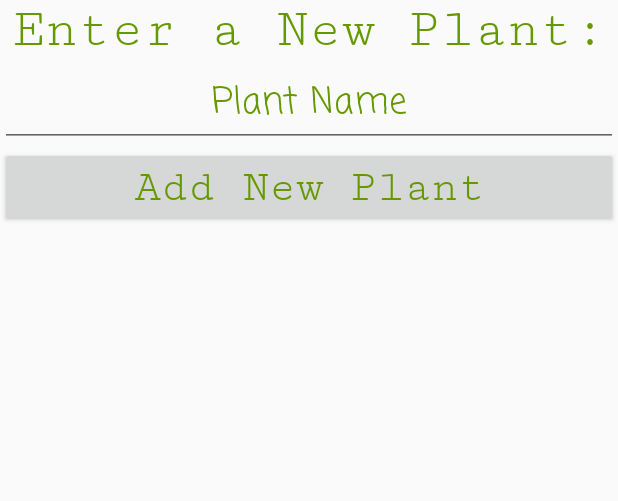
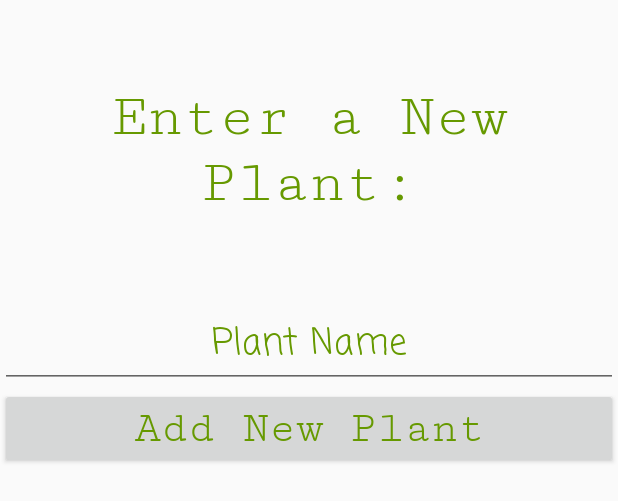
Before and after one commit to haileyvold/VoldHaileyFinal, an Android app: the layout activity_add_plant.xml on its own in the app's theme, with its tools: preview values and no code run, on a phone screen of 412 x 824 dp. Shown: the top 501 px of the screen. Run offline under Robolectric (Android 15) with nearby library versions, the phone set to English and light mode, and no system bars.

Commit message:
Day 4 - Part 2

```diff
--- a/app/src/main/java/css/cis3334hailey/voldhaileyfinal/AddPlantActivity.java
+++ b/app/src/main/java/css/cis3334hailey/voldhaileyfinal/AddPlantActivity.java
@@ -36,9 +36,9 @@ public class AddPlantActivity  extends AppCompatActivity {
                     String name = etName.getText().toString();
                     plantDataSource.createPlant(name);
 
-                    Intent mainActivityIntent = new Intent(view.getContext(), MainActivity.class);
-                    finish();
-                    startActivity(mainActivityIntent);
+                Intent mainActivityIntent = new Intent(view.getContext(), MainActivity.class);
+                finish();
+                startActivity(mainActivityIntent);
                 }
             });
 
--- a/app/src/main/res/layout/activity_add_plant.xml
+++ b/app/src/main/res/layout/activity_add_plant.xml
@@ -9,6 +9,11 @@
     tools:context="css.cis3334hailey.voldhaileyfinal.AddPlantActivity">
 
 
+    <Space
+        android:layout_width="match_parent"
+        android:layout_height="wrap_content"
+        android:layout_weight="0.09" />
+
     <TextView
         android:id="@+id/textView3"
         android:layout_width="match_parent"
@@ -19,7 +24,8 @@
         android:text="Enter a New Plant:"
         android:textAlignment="center"
         android:textColor="@android:color/holo_green_dark"
-        android:textSize="36sp" />
+        android:textSize="40sp"
+        android:layout_weight="0.09" />
 
     <EditText
         android:id="@+id/editTextName"
```
Also changed, not shown: app/src/main/java/css/cis3334hailey/voldhaileyfinal/SecondActivity.java (+31 -7 lines), app/src/main/res/layout/activity_main.xml (+8 -8 lines), app/src/main/res/layout/activity_second.xml (+6 -6 lines).
